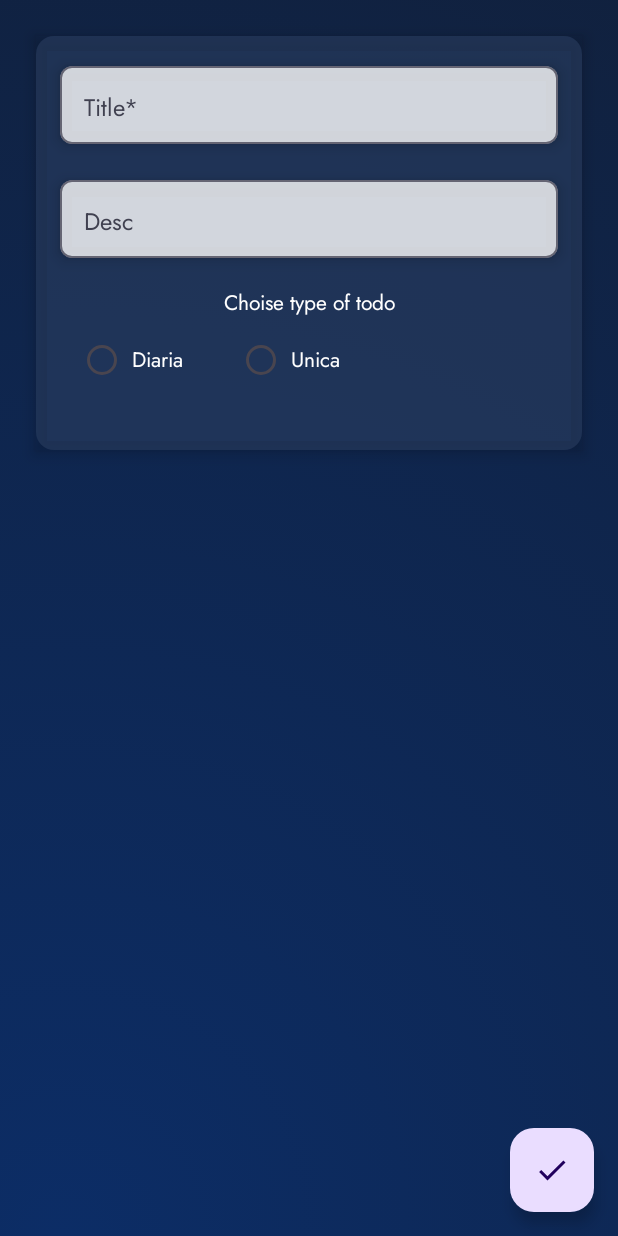
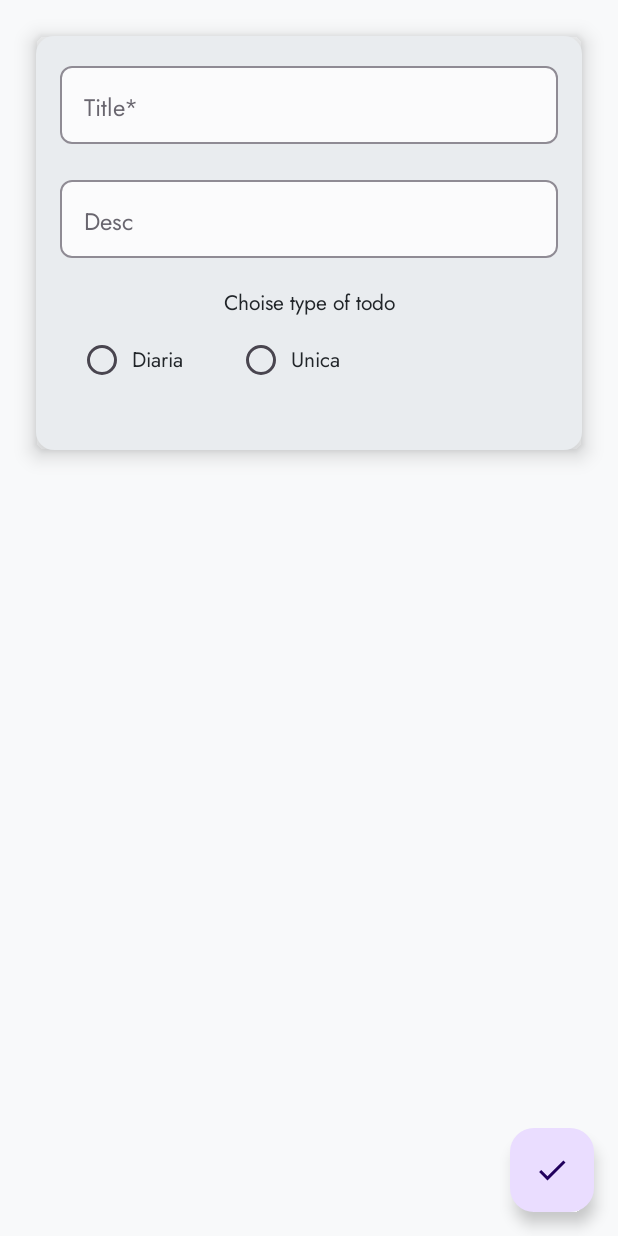
Before and after one commit to AxelLafuente/LazyListStudy, an Android app built with Jetpack Compose: the screen it shows after launch (MainActivity), after a tap on "Add", on a phone screen of 412 x 824 dp. Run offline under Robolectric (Android 15) with nearby library versions, the phone set to English and light mode, and no system bars; our stand-ins replace Room's generated code.

Commit message:
mudança em paleta de cores para algo mais minimalista enquanto nao é definida a versão final

```diff
--- a/app/src/main/java/com/example/mystudy/ui/components/CustomTextField.kt
+++ b/app/src/main/java/com/example/mystudy/ui/components/CustomTextField.kt
@@ -51,7 +51,6 @@ fun CustomTextField(
             .fillMaxWidth()
             .height(60.dp)
             .padding(vertical = 4.dp)
-            .shadow(6.dp, RoundedCornerShape(8.dp))
             .alpha(0.8f),
         shape = RoundedCornerShape(8.dp),
         colors = OutlinedTextFieldDefaults.colors(
--- a/app/src/main/java/com/example/mystudy/ui/components/GradientBackground.kt
+++ b/app/src/main/java/com/example/mystudy/ui/components/GradientBackground.kt
@@ -1,3 +1,4 @@
+import androidx.compose.foundation.background
 import androidx.compose.foundation.layout.*
 import androidx.compose.runtime.*
 import androidx.compose.ui.Modifier
@@ -13,6 +14,8 @@ import androidx.compose.ui.tooling.preview.Preview
 import androidx.compose.ui.unit.sp
 import com.example.mystudy.ui.theme.PrimaruBlue
 import com.example.mystudy.ui.theme.SecondaryBlue
+import com.example.mystudy.ui.theme.TextBlack
+import com.example.mystudy.ui.theme.WhiteBackground
 
 @Composable
 fun RadialGradientScaffold(
@@ -52,9 +55,7 @@ fun RadialGradientScaffold(
             modifier = modifier
                 .fillMaxSize()
                 .onSizeChanged { size = it }
-                .drawBehind {
-                    gradient?.let { drawRect(it) }
-                }
+                .background(WhiteBackground)
                 .padding(paddingValues)
         ) {
             content(paddingValues)
@@ -70,7 +71,7 @@ fun PreviewRadialGradientScaffold() {
             modifier = Modifier.fillMaxSize(),
             contentAlignment = Alignment.Center
         ) {
-            Text("Preview da Tela", color = Color.White, fontSize = 24.sp)
+            Text("Preview da Tela", color = TextBlack, fontSize = 24.sp)
         }
     }
 }
--- a/app/src/main/java/com/example/mystudy/ui/components/RadioButton.kt
+++ b/app/src/main/java/com/example/mystudy/ui/components/RadioButton.kt
@@ -20,6 +20,7 @@ import androidx.compose.ui.tooling.preview.Preview
 import androidx.compose.ui.unit.dp
 import com.example.mystudy.ui.theme.Jost
 import com.example.mystudy.ui.theme.MyStudyTheme
+import com.example.mystudy.ui.theme.TextBlack
 import com.example.mystudy.ui.theme.White
 
 @Composable
@@ -55,7 +56,7 @@ fun RadioButtonSingleSelection(
                 Text(
                     modifier = Modifier.padding(8.dp),
                     text = text,
-                    color = White,
+                    color = TextBlack,
                     fontFamily = Jost,
                 )
             }
--- a/app/src/main/java/com/example/mystudy/ui/feature/addedit/AddEditScreen.kt
+++ b/app/src/main/java/com/example/mystudy/ui/feature/addedit/AddEditScreen.kt
@@ -1,25 +1,20 @@
 package com.example.mystudy.ui.feature.addedit
 
 import RadialGradientScaffold
-import android.graphics.drawable.GradientDrawable
-import androidx.compose.foundation.background
-import androidx.compose.foundation.gestures.snapping.SnapPosition
 import androidx.compose.foundation.layout.Column
 import androidx.compose.foundation.layout.Spacer
 import androidx.compose.foundation.layout.consumeWindowInsets
 import androidx.compose.foundation.layout.fillMaxWidth
 import androidx.compose.foundation.layout.height
 import androidx.compose.foundation.layout.padding
+import androidx.compose.foundation.shape.RoundedCornerShape
 import androidx.compose.material.icons.Icons
 import androidx.compose.material.icons.filled.Check
 import androidx.compose.material3.Card
 import androidx.compose.material3.CardColors
+import androidx.compose.material3.CardDefaults
 import androidx.compose.material3.FloatingActionButton
 import androidx.compose.material3.Icon
-import androidx.compose.material3.OutlinedCard
-import androidx.compose.material3.OutlinedTextField
-import androidx.compose.material3.RadioButton
-import androidx.compose.material3.Scaffold
 import androidx.compose.material3.SnackbarHost
 import androidx.compose.material3.SnackbarHostState
 import androidx.compose.material3.Text
@@ -32,6 +27,7 @@ import androidx.compose.ui.draw.shadow
 import androidx.compose.ui.platform.LocalContext
 import androidx.compose.ui.tooling.preview.Preview
 import androidx.compose.ui.unit.dp
+import androidx.compose.ui.unit.sp
 import androidx.lifecycle.viewmodel.compose.viewModel
 import com.example.mystudy.data.TodoDatabaseProvider
 import com.example.mystudy.data.TodoRepositoryImpl
@@ -41,7 +37,9 @@ import com.example.mystudy.ui.components.RadioButtonSingleSelection
 import com.example.mystudy.ui.theme.Jost
 import com.example.mystudy.ui.theme.MyStudyTheme
 import com.example.mystudy.ui.theme.ShadeBlue
+import com.example.mystudy.ui.theme.TextBlack
 import com.example.mystudy.ui.theme.White
+import com.example.mystudy.ui.theme.WhiteGrey
 
 @Composable
 fun AddEditScreen(
@@ -108,14 +106,8 @@ fun AddEditContent(
         Card(
             modifier = Modifier
                 .padding(24.dp)
-                .shadow(6.dp),
-            colors = CardColors(
-                containerColor = ShadeBlue,
-                contentColor = ShadeBlue,
-                disabledContainerColor = ShadeBlue,
-                disabledContentColor = ShadeBlue
-            ),
-        )
+                .shadow(elevation = 8.dp, shape = RoundedCornerShape(6.dp)),
+            colors = CardDefaults.cardColors(WhiteGrey))
         {
             Column(
                 modifier = Modifier
@@ -145,7 +137,7 @@ fun AddEditContent(
 
                 Text(text = "Choise type of todo"
                     , modifier = Modifier.align(Alignment.CenterHorizontally),
-                    color = White,
+                    color = TextBlack,
                     fontFamily = Jost,)
 
                 RadioButtonSingleSelection(
--- a/app/src/main/java/com/example/mystudy/ui/feature/list/ListScreen.kt
+++ b/app/src/main/java/com/example/mystudy/ui/feature/list/ListScreen.kt
@@ -1,13 +1,8 @@
 package com.example.mystudy.ui.feature.list
 
 import RadialGradientScaffold
-import androidx.compose.foundation.background
-import androidx.compose.foundation.layout.Box
-import androidx.compose.foundation.layout.BoxWithConstraints
 import androidx.compose.foundation.layout.PaddingValues
 import androidx.compose.foundation.layout.Spacer
-import androidx.compose.foundation.layout.consumeWindowInsets
-import androidx.compose.foundation.layout.fillMaxSize
 import androidx.compose.foundation.layout.height
 import androidx.compose.foundation.layout.padding
 import androidx.compose.foundation.lazy.LazyColumn
@@ -16,20 +11,20 @@ import androidx.compose.material.icons.Icons
 import androidx.compose.material.icons.filled.Add
 import androidx.compose.material3.FloatingActionButton
 import androidx.compose.material3.Icon
-import androidx.compose.material3.Scaffold
+import androidx.compose.material3.Text
 import androidx.compose.runtime.Composable
 import androidx.compose.runtime.LaunchedEffect
 import androidx.compose.runtime.collectAsState
 import androidx.compose.runtime.getValue
 import androidx.compose.ui.Alignment
 import androidx.compose.ui.Modifier
-import androidx.compose.ui.geometry.Offset
-import androidx.compose.ui.graphics.Brush
-import androidx.compose.ui.graphics.Color
 import androidx.compose.ui.platform.LocalContext
-import androidx.compose.ui.platform.LocalDensity
+import androidx.compose.ui.text.TextStyle
+import androidx.compose.ui.text.font.FontWeight
+import androidx.compose.ui.text.style.TextDecoration
 import androidx.compose.ui.tooling.preview.Preview
 import androidx.compose.ui.unit.dp
+import androidx.compose.ui.unit.sp
 import androidx.lifecycle.viewmodel.compose.viewModel
 import com.example.mystudy.data.TodoDatabaseProvider
 import com.example.mystudy.data.TodoRepositoryImpl
@@ -40,7 +35,10 @@ import com.example.mystudy.domain.todo3
 import com.example.mystudy.navigation.AddEditRoute
 import com.example.mystudy.ui.UiEvent
 import com.example.mystudy.ui.components.TodoItem
+import com.example.mystudy.ui.theme.Jost
 import com.example.mystudy.ui.theme.MyStudyTheme
+import com.example.mystudy.ui.theme.TextBlack
+import com.example.mystudy.ui.theme.White
 
 @Composable
 fun ListScreen(
@@ -60,9 +58,9 @@ fun ListScreen(
 
     LaunchedEffect(Unit) {
         viewModel.uiEvent.collect { uiEvent ->
-            when(uiEvent){
+            when (uiEvent) {
                 is UiEvent.Navigate<*> -> {
-                    when(uiEvent.route){
+                    when (uiEvent.route) {
                         is AddEditRoute -> {
                             navigateToAddEditScreen(uiEvent.route.id)
                         }
@@ -97,11 +95,26 @@ fun ListContent(
     }
     )
     {
+        Spacer(modifier = Modifier.height(10.dp))
+
         LazyColumn(
-            modifier = Modifier
-                .consumeWindowInsets(it),
-            contentPadding = PaddingValues(16.dp)
+            modifier = Modifier,
+            contentPadding = PaddingValues(16.dp),
+            horizontalAlignment = Alignment.CenterHorizontally
         ) {
+            item{
+                Text(
+                    modifier = Modifier.padding(vertical = 24.dp),
+                    text = "Lista de tarefas de hoje",
+                    style = TextStyle(
+                        fontFamily = Jost,
+                        fontWeight = FontWeight.Normal,
+                        fontSize = 24.sp,
+                        color = TextBlack
+                    ),
+                    textDecoration = TextDecoration.Underline
+                )
+            }
             itemsIndexed(todos) { index, todo ->
                 TodoItem(todo = todo,
                     onCompletedChange = {
--- a/app/src/main/java/com/example/mystudy/ui/theme/Color.kt
+++ b/app/src/main/java/com/example/mystudy/ui/theme/Color.kt
@@ -27,3 +27,11 @@ val GrayText = Color(0xFFD9D9D9)
 val White = Color(0xFFFFFFFF)
 val WhiteTranslucident = Color(0x99FFFFFF)
 val Black = Color(0xFF000000)
+
+//paleta minimalista para cores temporarias
+val WhiteBackground = Color(0xFFF8F9FA)
+val WhiteGrey = Color(0XFFE9ECEF)
+val WhiteDisabled = Color(0XFF495057)
+val TextBlack = Color(0xFF212529)
+val WhiteItem= Color(0xFFDEE2E6)
+val ItemBorder = Color(0xFF495057)
--- /dev/null
+++ b/app/src/main/java/com/example/mystudy/utils/Converters.kt
@@ -0,0 +1,4 @@
+package com.example.mystudy.utils
+
+class Converters {
+}
```
Also changed, not shown: app/src/main/java/com/example/mystudy/ui/components/TodoItem.kt (+15 -17 lines).
